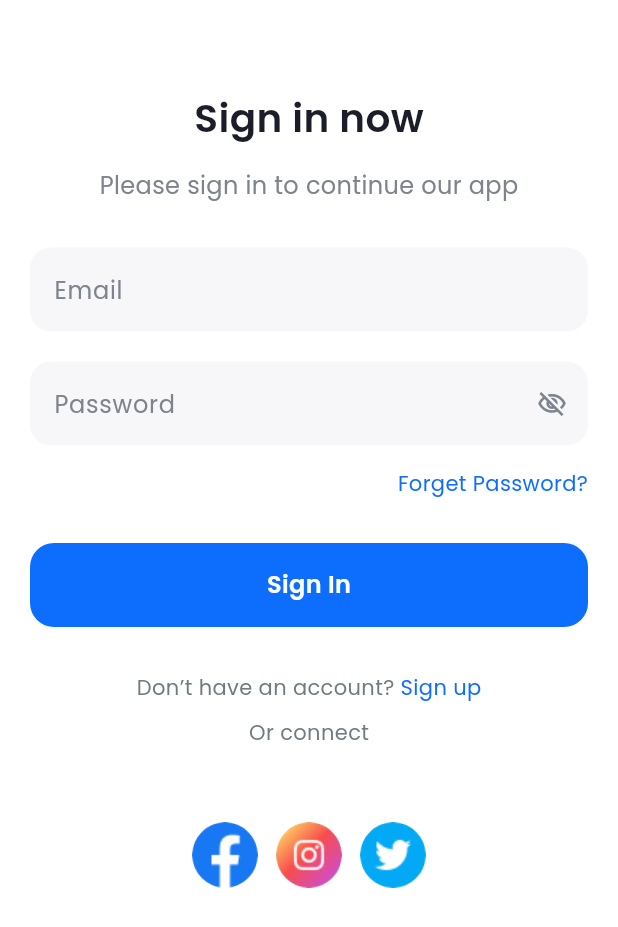
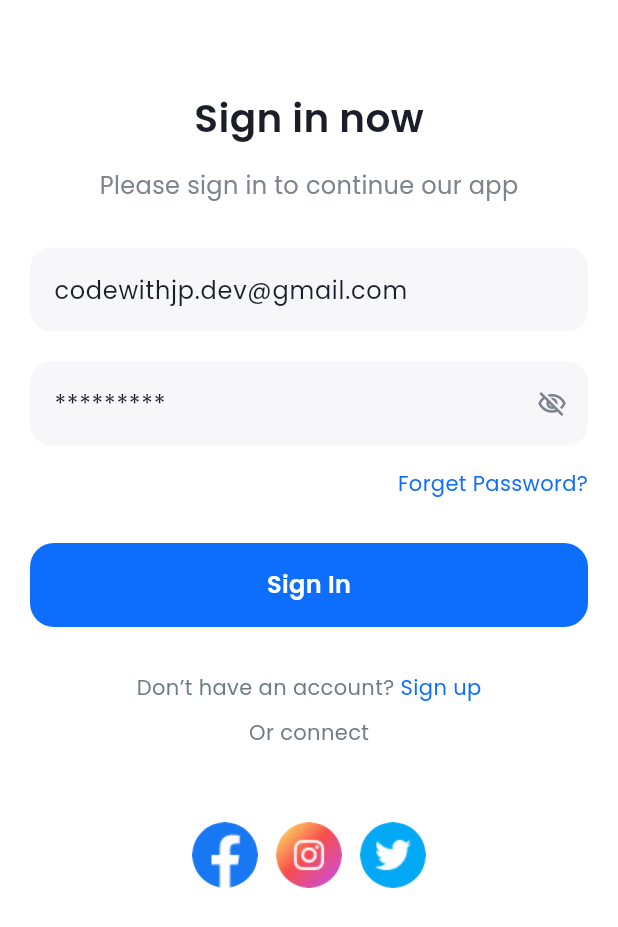
Before and after one commit to jayjadhav7666/Travenor, a Flutter app: the screen it shows after launch, after a tap on "Skip", on a phone screen of 412 x 824 dp. Shown: the top 927 px of the screen. Run offline on Flutter 3.47's test engine with Material 3 defaults, Android fonts, the phone set to English and light mode, and no system bars; drawn by our look-alikes of flutter_animate; our stand-ins replace animated_text_kit, google_fonts.

Commit message:
Ui updated

```diff
--- a/lib/view/bottomNavigation/bottomNavigation.dart
+++ b/lib/view/bottomNavigation/bottomNavigation.dart
@@ -27,7 +27,7 @@ class _BottomnavigationScreenState extends State<BottomnavigationScreen> {
     return Scaffold(
       body: screens[_currentIndex],
       bottomNavigationBar: SizedBox(
-        height: 100,
+        height: 110,
         child: BottomNavigationBar(
           backgroundColor: const Color.fromRGBO(255, 255, 255, 1),
           unselectedItemColor: const Color.fromRGBO(125, 132, 141, 1),
--- a/lib/view/bottomNavigation/message_screen.dart
+++ b/lib/view/bottomNavigation/message_screen.dart
@@ -17,7 +17,7 @@ class _MessageScreenState extends State<MessageScreen> {
   List<Map<String, dynamic>> chatList = [
     {
       "photo": "asset/message/chat1.png",
-      "name": "Sajib  Rahman",
+      "name": "Rockey",
       "message": "Hi, John! 👋 How are you doing?",
       "timing": "09:46",
       'seen': false,
--- a/lib/view/onboard1.dart
+++ b/lib/view/onboard1.dart
@@ -322,8 +322,14 @@ class OnboardPage extends StatelessWidget {
               ),
               const SizedBox(height: 25),
               indicator.animate().scale(duration: 300.ms),
-              const SizedBox(height: 25),
-              GestureDetector(
+
+            ],
+          ),
+        ),
+        const Spacer(),
+        Padding(
+          padding: const EdgeInsets.all(20),
+          child: GestureDetector(
             onTap: onButtonPressed,
             child: Builder(
               builder: (context) {
@@ -357,9 +363,8 @@ class OnboardPage extends StatelessWidget {
               },
             ),
           ),
-            ],
         ),
-        ),
+        const Spacer(),
       ],
     );
   }
--- a/lib/view/signIn_Screen.dart
+++ b/lib/view/signIn_Screen.dart
@@ -17,8 +17,8 @@ class _SignInScreenState extends State<SignInScreen> {
   Future<void>? launched;
 
   ///Controllers
-  final TextEditingController _gmailController = TextEditingController();
-  final TextEditingController _passwordController = TextEditingController();
+  final TextEditingController _gmailController = TextEditingController(text: 'codewithjp.dev@gmail.com');
+  final TextEditingController _passwordController = TextEditingController(text:'111111111');
 
   Future<void> _launchUrlInApp(Uri url) async {
     if (!await launchUrl(
--- a/lib/view/splash.dart
+++ b/lib/view/splash.dart
@@ -13,7 +13,7 @@ class _SplashScreenState extends State<SplashScreen> {
   @override
   void initState() {
     super.initState();
-    Future.delayed(const Duration(seconds: 5), () {
+    Future.delayed(const Duration(seconds: 2), () {
       Navigator.pushReplacement(
         context,
         MaterialPageRoute(
```
Lines whose indentation alone changed are shown as unchanged.
